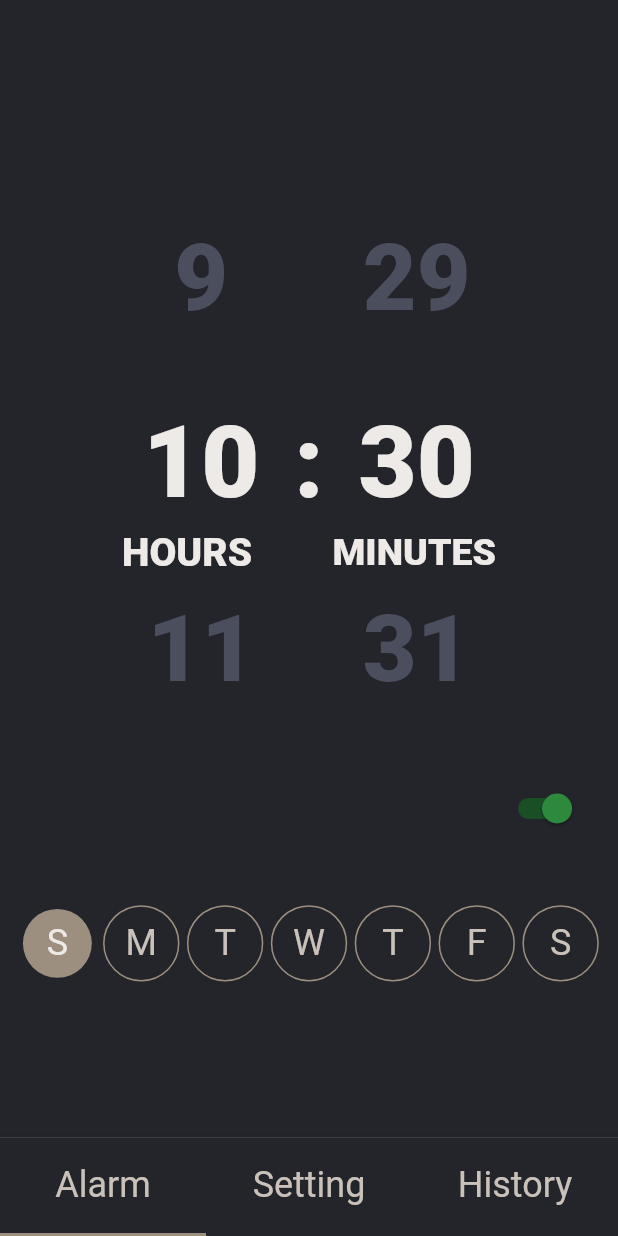
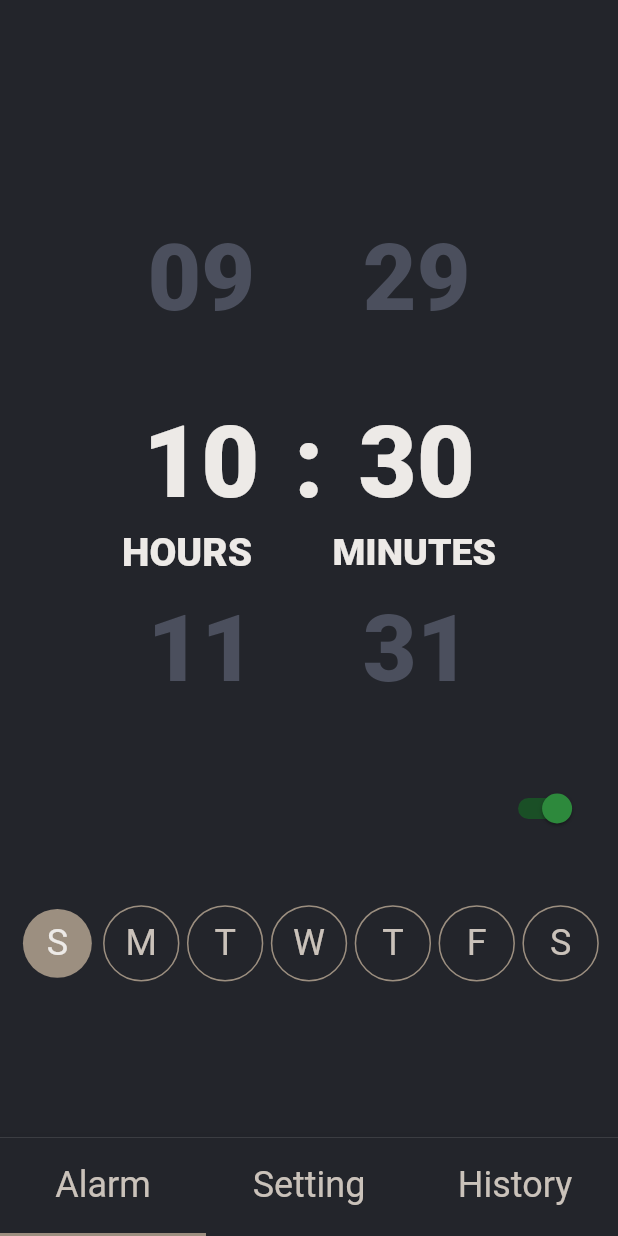
Before and after one commit to mye280c37/alarm_with_bank_transfer, a Flutter app: the screen it shows after launch, on a phone screen of 412 x 824 dp. Run offline on Flutter 3.47's test engine with Material 2 defaults, Android fonts, the phone set to English and light mode, and no system bars; drawn by our look-alikes of flutter_time_picker_spinner; our stand-ins replace sqflite; accounts and stored records are empty; Roboto replaces fonts that are missing (AppleSDGothicNeo).

Commit message:
change the way flutter_time_picker_spinner is applied

```diff
--- a/lib/views/alarm.dart
+++ b/lib/views/alarm.dart
@@ -1,6 +1,6 @@
 import 'package:flutter/material.dart';
+import 'package:flutter_time_picker_spinner/flutter_time_picker_spinner.dart';
 
-import 'time_picker.dart';
 
 List<bool> IsChecked = [true, false, false, false, false, false, false,];
 
@@ -11,10 +11,14 @@ class AlarmTab extends StatefulWidget {
 
 class _AlarmTabState extends State<AlarmTab> {
   bool alarm_on = true;
+  DateTime _dateTime;
+
   // ignore: non_constant_identifier_names
   @override
   Widget build(BuildContext context) {
-    Size _size = MediaQuery.of(context).size;
+    Size _size = MediaQuery
+        .of(context)
+        .size;
     double _width = _size.width;
     double _height = _size.height;
 
@@ -36,12 +40,12 @@ class _AlarmTabState extends State<AlarmTab> {
         children: [
           SizedBox(height: 15,),
           Container(
-            width: _width*0.8,
-            height: _height*0.5,
+              width: _width * 0.9,
+              height: _height * 0.5,
               child: Stack(
                   alignment: Alignment.center,
-              children:[
-                TimePickerSpinner(itemHeight: _height*0.15, itemWidth: _width*0.3,),
+                  children: [
+                    timePickerSpinner(),
                     Center(
                       child: Text(
                         ":",
@@ -49,17 +53,19 @@ class _AlarmTabState extends State<AlarmTab> {
                       ),
                     ),
                     Positioned(
-                  top: _height*0.3+3,
+                      top: _height * 0.3 + 3,
                       child: Row(
                         children: [
                           Center(
-                        child: Text("HOURS", style:clockStyle.copyWith(fontSize: 26)),
+                            child: Text("HOURS",
+                                style: clockStyle.copyWith(fontSize: 26)),
                           ),
                           Container(
-                        width: _width*0.13,
+                            width: _width * 0.13,
                           ),
                           Center(
-                        child: Text("MINUTES", style:clockStyle.copyWith(fontSize: 25)),
+                            child: Text("MINUTES",
+                                style: clockStyle.copyWith(fontSize: 25)),
                           )
                         ],
                       ),
@@ -68,8 +74,8 @@ class _AlarmTabState extends State<AlarmTab> {
               )
           ),
           Container(
-            width: _width*0.9,
-            height: _height*0.07,
+            width: _width * 0.9,
+            height: _height * 0.07,
             alignment: Alignment.topRight,
             child: Switch(
               onChanged: (bool value) {
@@ -84,8 +90,8 @@ class _AlarmTabState extends State<AlarmTab> {
           ),
           SizedBox(height: 15,),
           Container(
-            width: _width*0.95,
-            height: _height*0.1,
+            width: _width * 0.95,
+            height: _height * 0.1,
             child: Row(
               children: [
                 _day("S", 0),
@@ -103,7 +109,7 @@ class _AlarmTabState extends State<AlarmTab> {
     );
   }
 
-  Widget _day(String name, int day){
+  Widget _day(String name, int day) {
     Color _checkedColor = Color.fromARGB(255, 237, 234, 231);
     TextStyle _textstyle = TextStyle(
         fontFamily: "AppleSDGothicNeo",
@@ -113,17 +119,17 @@ class _AlarmTabState extends State<AlarmTab> {
     );
     return Expanded(
       child: GestureDetector(
-        onTap: (){
+        onTap: () {
           setState(() {
             print("ontap");
-            if(IsChecked[day]){
+            if (IsChecked[day]) {
               IsChecked[day] = false;
-            }else{
+            } else {
               IsChecked[day] = true;
             }
           });
         },
-        child: IsChecked[day]? Container(
+        child: IsChecked[day] ? Container(
           alignment: Alignment.center,
           margin: EdgeInsets.only(left: 5, right: 5),
           decoration: BoxDecoration(
@@ -134,7 +140,7 @@ class _AlarmTabState extends State<AlarmTab> {
             name,
             style: _textstyle.copyWith(color: _checkedColor),
           ),
-        ): Container(
+        ) : Container(
           alignment: Alignment.center,
           margin: EdgeInsets.only(left: 2.5, right: 2.5),
           decoration: BoxDecoration(
@@ -150,4 +156,40 @@ class _AlarmTabState extends State<AlarmTab> {
       ),
     );
   }
+
+  Widget timePickerSpinner() {
+    TextStyle highlightTextStyle = new TextStyle(
+      fontFamily: "AppleSDGothicNeo",
+      fontWeight: FontWeight.w800,
+      fontSize: 67,
+      color: Color.fromARGB(255, 237, 234, 231),
+    );
+    TextStyle normalTextStyle = new TextStyle(
+      fontFamily: "AppleSDGothicNeo",
+      fontWeight: FontWeight.w800,
+      fontSize: 62,
+      color: Color.fromARGB(255, 75, 79, 93),
+    );
+
+    Size _size = MediaQuery
+        .of(context)
+        .size;
+    double _width = _size.width;
+    double _height = _size.height;
+
+    return new TimePickerSpinner(
+      normalTextStyle: normalTextStyle,
+      highlightedTextStyle: highlightTextStyle,
+      alignment: Alignment.center,
+      itemHeight: _height * 0.15,
+      itemWidth: _width*0.3,
+      isForce2Digits: true,
+      onTimeChange: (time) {
+        setState(() {
+          _dateTime = time;
+          print("new Date Time: ${_dateTime}");
+        });
+      },
+    );
   }
+}
--- a/lib/views/time_picker.dart
+++ /dev/null
@@ -1,404 +0,0 @@
-library time_picker_spinner;
-
-import 'package:flutter/material.dart';
-import 'dart:math';
-
-class ItemScrollPhysics extends ScrollPhysics {
-  /// Creates physics for snapping to item.
-  /// Based on PageScrollPhysics
-  final double itemHeight;
-  final double targetPixelsLimit;
-
-  const ItemScrollPhysics({
-    ScrollPhysics parent,
-    this.itemHeight,
-    this.targetPixelsLimit = 3.0,
-  }) : assert(itemHeight != null && itemHeight > 0),
-        super(parent: parent);
-
-  @override
-  ItemScrollPhysics applyTo(ScrollPhysics ancestor) {
-    return ItemScrollPhysics(parent: buildParent(ancestor), itemHeight: itemHeight);
-  }
-
-  double _getItem(ScrollPosition position) {
-    double maxScrollItem = (position.maxScrollExtent / itemHeight).floorToDouble();
-    return min(max(0, position.pixels / itemHeight), maxScrollItem);
-  }
-
-  double _getPixels(ScrollPosition position, double item) {
-    return item * itemHeight;
-  }
-
-  double _getTargetPixels(ScrollPosition position, Tolerance tolerance, double velocity) {
-    double item = _getItem(position);
-    if (velocity < -tolerance.velocity)
-      item -= targetPixelsLimit;
-    else if (velocity > tolerance.velocity)
-      item += targetPixelsLimit;
-    return _getPixels(position, item.roundToDouble());
-  }
-
-  @override
-  Simulation createBallisticSimulation(ScrollMetrics position, double velocity) {
-    // If we're out of range and not headed back in range, defer to the parent
-    // ballistics, which should put us back in range at a item boundary.
-//    if ((velocity <= 0.0 && position.pixels <= position.minScrollExtent) ||
-//        (velocity >= 0.0 && position.pixels >= position.maxScrollExtent))
-//      return super.createBallisticSimulation(position, velocity);
-    Tolerance tolerance = this.tolerance;
-    final double target = _getTargetPixels(position, tolerance, velocity);
-    if (target != position.pixels)
-      return ScrollSpringSimulation(spring, position.pixels, target, velocity, tolerance: tolerance);
-    return null;
-  }
-
-  @override
-  bool get allowImplicitScrolling => false;
-}
-
-typedef SelectedIndexCallback = void Function(int) ;
-typedef TimePickerCallback = void Function(DateTime) ;
-
-class TimePickerSpinner extends StatefulWidget {
-  final DateTime time;
-  final int minutesInterval;
-  final int secondsInterval;
-  final bool is24HourMode;
-  final bool isShowSeconds;
-  final double itemHeight;
-  final double itemWidth;
-  final bool isForce2Digits;
-  final TimePickerCallback onTimeChange;
-
-  TimePickerSpinner({
-    Key key,
-    this.time,
-    this.minutesInterval = 1,
-    this.secondsInterval = 1,
-    this.is24HourMode = true,
-    this.isShowSeconds = false,
-    this.itemHeight,
-    this.itemWidth,
-    this.isForce2Digits = false,
-    this.onTimeChange
-  }) : super(key: key);
-
-  @override
-  _TimePickerSpinnerState createState() => new _TimePickerSpinnerState();
-
-}
-
-class _TimePickerSpinnerState extends State<TimePickerSpinner> {
-  ScrollController hourController = new ScrollController();
-  ScrollController minuteController = new ScrollController();
-  ScrollController secondController = new ScrollController();
-  ScrollController apController = new ScrollController();
-  int currentSelectedHourIndex = -1;
-  int currentSelectedMinuteIndex = -1;
-  int currentSelectedSecondIndex = -1;
-  int currentSelectedAPIndex = -1;
-  DateTime currentTime;
-  bool isHourScrolling = false;
-  bool isMinuteScrolling = false;
-  bool isSecondsScrolling = false;
-  bool isAPScrolling = false;
-
-  /// default settings
-  TextStyle highlightTextStyle = new TextStyle(
-    fontFamily: "AppleSDGothicNeo",
-    fontWeight: FontWeight.w800,
-      fontSize: 67,
-      color: Color.fromARGB(255, 237, 234, 231),
-  );
-  TextStyle normalTextStyle = new TextStyle(
-      fontFamily: "AppleSDGothicNeo",
-      fontWeight: FontWeight.w800,
-      fontSize: 62,
-      color: Color.fromARGB(255, 75, 79, 93),
-  );
-  double spacing = 20;
-  AlignmentGeometry alignment = Alignment.center;
-
-  int _getHourCount(){
-    return widget.is24HourMode ? 24 : 12;
-  }
-  int _getMinuteCount(){
-    return (60 / widget.minutesInterval).floor();
-  }
-  int _getSecondCount(){
-    return (60 / widget.secondsInterval).floor();
-  }
-
-  bool isLoop(int value){
-    return value > 10;
-  }
-  DateTime getDateTime() {
-    int hour = currentSelectedHourIndex - _getHourCount();
-    if(!widget.is24HourMode && currentSelectedAPIndex == 2) hour += 12;
-    int minute = (currentSelectedMinuteIndex - (isLoop(_getMinuteCount()) ? _getMinuteCount() : 1)) * widget.minutesInterval;
-    int second = (currentSelectedSecondIndex - (isLoop(_getSecondCount()) ? _getSecondCount() : 1)) * widget.secondsInterval;
-    return DateTime(currentTime.year, currentTime.month, currentTime.day, hour, minute, second);
-  }
-
-  @override
-  void initState() {
-    currentTime = widget.time == null ? DateTime.now() : widget.time;
-
-    currentSelectedHourIndex = (currentTime.hour % (widget.is24HourMode ? 24 : 12)) + _getHourCount();
-    hourController = new ScrollController(initialScrollOffset: (currentSelectedHourIndex - 1) * widget.itemHeight );
-
-    currentSelectedMinuteIndex = (currentTime.minute / widget.minutesInterval).floor() + (isLoop(_getMinuteCount()) ? _getMinuteCount() : 1);
-    minuteController = new ScrollController(initialScrollOffset: (currentSelectedMinuteIndex - 1) * widget.itemHeight );
-
-    currentSelectedSecondIndex = (currentTime.second / widget.secondsInterval).floor() + (isLoop(_getSecondCount()) ? _getSecondCount() : 1);
-    secondController = new ScrollController(initialScrollOffset: (currentSelectedSecondIndex - 1) * widget.itemHeight );
-
-    currentSelectedAPIndex = currentTime.hour >= 12 ? 2 : 1;
-    apController = new ScrollController(initialScrollOffset: (currentSelectedAPIndex - 1) * widget.itemHeight );
-
-    super.initState();
-
-    if(widget.onTimeChange != null) {
-      WidgetsBinding.instance
-          .addPostFrameCallback((_) => widget.onTimeChange(getDateTime()));
-    }
-  }
-
-  @override
-  Widget build(BuildContext context) {
-    // print(minuteController.offset);
-    List<Widget> contents = [
-      new SizedBox(
-        width: widget.itemWidth,
-        height: widget.itemHeight * 3,
-        child: spinner(
-          hourController,
-          _getHourCount(),
-          currentSelectedHourIndex,
-          isHourScrolling,
-          1,
-              (index) {
-            currentSelectedHourIndex = index;
-            isHourScrolling = true;
-          },
-              () => isHourScrolling = false,
-        ),
-      ),
-      spacer(),
-      new SizedBox(
-        width: widget.itemWidth,
-        height: widget.itemHeight * 3,
-        child: spinner(
-          minuteController,
-          _getMinuteCount(),
-          currentSelectedMinuteIndex,
-          isMinuteScrolling,
-          widget.minutesInterval,
-              (index) {
-            currentSelectedMinuteIndex = index;
-            isMinuteScrolling = true;
-          },
-              () => isMinuteScrolling = false,
-        ),
-      ),
-    ];
-
-    if(widget.isShowSeconds){
-      contents.add(spacer());
-      contents.add(
-          new SizedBox(
-            width: widget.itemWidth,
-            height: widget.itemHeight * 3,
-            child: spinner(
-              secondController,
-              _getSecondCount(),
-              currentSelectedSecondIndex,
-              isSecondsScrolling,
-              widget.secondsInterval,
-                  (index) {
-                currentSelectedSecondIndex = index;
-                isSecondsScrolling = true;
-              },
-                  () => isSecondsScrolling = false,
-            ),
-          )
-      );
-    }
-
-    if(!widget.is24HourMode){
-      contents.add(spacer());
-      contents.add(
-          new SizedBox(
-            width: widget.itemWidth*1.2,
-            height: widget.itemHeight * 3,
-            child: apSpinner(),
-          )
-      );
-    }
-
-    return new Row(
-      crossAxisAlignment: CrossAxisAlignment.center,
-      mainAxisAlignment: MainAxisAlignment.center,
-      children: contents,
-    );
-  }
-
-  Widget spacer(){
-    return new Container(
-      width: spacing,
-      height: widget.itemHeight * 3,
-    );
-  }
-
-  Widget spinner(
-      ScrollController controller,
-      int max,
-      int selectedIndex,
-      bool isScrolling,
-      int interval,
-      SelectedIndexCallback onUpdateSelectedIndex,
-      VoidCallback onScrollEnd
-      ){
-    /// wrapping the spinner with stack and add container above it when it's scrolling
-    /// this thing is to prevent an error causing by some weird stuff like this
-    /// flutter: Another exception was thrown: 'package:flutter/src/widgets/scrollable.dart': Failed assertion: line 469 pos 12: '_hold == null || _drag == null': is not true.
-    /// maybe later we can find out why this error is happening
-    Widget _spinner = NotificationListener<ScrollNotification>(
-      onNotification: (scrollNotification){
-        if(scrollNotification is UserScrollNotification){
-          if(scrollNotification.direction.toString() == "ScrollDirection.idle") {
-            if(isLoop(max)) {
-              int segment = (selectedIndex / max).floor();
-              if (segment == 0) {
-                onUpdateSelectedIndex(selectedIndex + max);
-                controller.jumpTo(controller.offset + (max * widget.itemHeight));
-              }
-              else if (segment == 2) {
-                onUpdateSelectedIndex(selectedIndex - max);
-                controller.jumpTo(controller.offset - (max * widget.itemHeight));
-              }
-            }
-            setState(() {
-              onScrollEnd();
-              if(widget.onTimeChange != null) {
-                widget.onTimeChange(getDateTime());
-              }
-            });
-          }
-        }
-        else if (scrollNotification is ScrollUpdateNotification){
-          setState(() {
-            onUpdateSelectedIndex((controller.offset / widget.itemHeight).round() + 1);
-          });
-        }
-        return true;
-      },
-      child: new ListView.builder(
-        itemBuilder: (context, index) {
-          String text = '';
-          if(isLoop(max)){
-            text = ((index % max) * interval).toString();
-          }
-          else if(index != 0 && index != max + 1){
-            text = (((index - 1)  % max) * interval).toString();
-          }
-          if(!widget.is24HourMode && controller == hourController && text == '0'){
-            text = '12';
-          }
-          if(widget.isForce2Digits && text != ''){
-            text = text.padLeft(2, '0');
-          }
-          return new Container(
-            height: widget.itemHeight,
-            alignment: alignment,
-            child: new Text(
-              text,
-              style: selectedIndex == index
-                  ? highlightTextStyle
-                  : normalTextStyle,
-            ),
-          );
-        },
-        controller: controller,
-        itemCount: isLoop(max) ? max * 3 : max + 2,
-        physics: ItemScrollPhysics(
-            itemHeight: widget.itemHeight
-        ),
-        padding: EdgeInsets.zero,
-      ),
-    );
-
-    return new Stack(
-      children: <Widget>[
-        Positioned.fill(
-            child: _spinner
-        ),
-        isScrolling
-            ? Positioned.fill(
-            child: new Container(
-              color: Colors.black.withOpacity(0),
-            )
-        )
-            : new Container()
-      ],
-    );
-  }
-
-  Widget apSpinner(){
-    Widget _spinner = NotificationListener<ScrollNotification>(
-      onNotification: (scrollNotification){
-        if(scrollNotification is UserScrollNotification){
-          if(scrollNotification.direction.toString() == "ScrollDirection.idle") {
-            isAPScrolling = false;
-            if(widget.onTimeChange != null) {
-              widget.onTimeChange(getDateTime());
-            }
-          }
-        }
-        else if (scrollNotification is ScrollUpdateNotification){
-          setState(() {
-            currentSelectedAPIndex = (apController.offset / widget.itemHeight).round() + 1;
-            isAPScrolling = true;
-          });
-        }
-        return true;
-      },
-      child: new ListView.builder(
-        itemBuilder: (context, index) {
-          String text = index == 1 ? 'AM' : (index == 2 ? 'PM' : '');
-          return new Container(
-            height: widget.itemHeight,
-            alignment: Alignment.center,
-            child: new Text(
-              text,
-              style: currentSelectedAPIndex == index
-                  ? highlightTextStyle
-                  : normalTextStyle,
-            ),
-          );
-        },
-        controller: apController,
-        itemCount: 4,
-        physics: ItemScrollPhysics(
-          itemHeight: widget.itemHeight,
-          targetPixelsLimit: 1,
-        ),
-      ),
-    );
-
-    return new Stack(
-      children: <Widget>[
-        Positioned.fill(
-            child: _spinner
-        ),
-        isAPScrolling
-            ? Positioned.fill(
-            child: new Container()
-        )
-            : new Container()
-      ],
-    );
-  }
-
-}
--- a/pubspec.yaml
+++ b/pubspec.yaml
@@ -26,6 +26,7 @@ dependencies:
   sqflite: ^1.3.0
   path_provider: ^1.6.24
   path: ^1.7.0
+  flutter_time_picker_spinner: ^1.0.6+1
 
 
   # The following adds the Cupertino Icons font to your application.
```
Also changed, not shown: pubspec.lock. Lines whose indentation alone changed are shown as unchanged.
